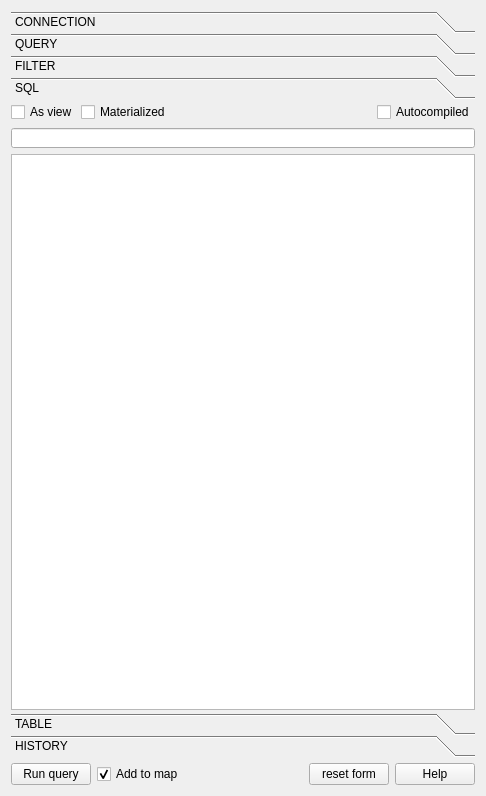
Above: ui_postgisquerybuilder.ui from enricofer/postgisQueryBuilder before the change. Below: the same form after it.
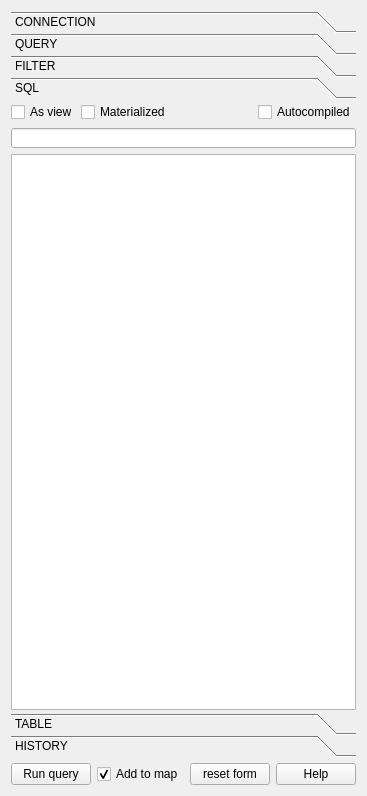
That is the form after the change. Custom widgets are drawn as their Qt base class.

Commit message: widget too large fixed

What changed in the file:
```diff
--- a/ui_postgisquerybuilder.ui
+++ b/ui_postgisquerybuilder.ui
@@ -9,7 +9,7 @@
    <rect>
     <x>0</x>
     <y>0</y>
-    <width>486</width>
+    <width>354</width>
     <height>796</height>
    </rect>
   </property>
@@ -976,7 +976,7 @@
        <rect>
         <x>0</x>
         <y>0</y>
-        <width>468</width>
+        <width>336</width>
         <height>619</height>
        </rect>
       </property>
@@ -1178,7 +1178,7 @@
        </property>
        <property name="sizeHint" stdset="0">
         <size>
-         <width>100</width>
+         <width>0</width>
          <height>20</height>
         </size>
        </property>
```
The commit also changes 1 other file.
